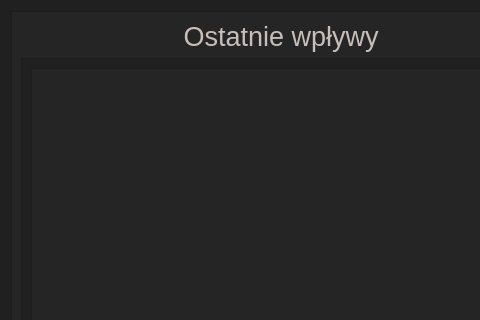
Old version of the form ui/incomes_tab.ui in the repository zuzmej/Wydatkoinator; both pictures show x 0 to 480 and y 0 to 320 of the 1143 by 718 pixel window.
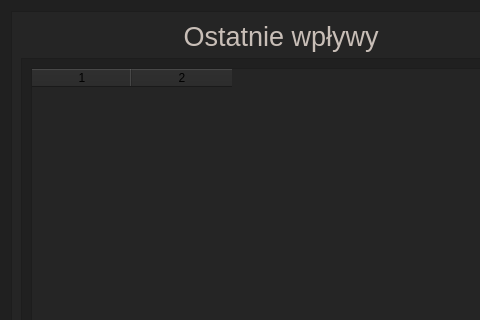
New version of the form.

Commit message: nalezy rozważyć użycie qtablewigdet

Patch:
```diff
--- a/ui/incomes_tab.ui
+++ b/ui/incomes_tab.ui
@@ -87,7 +87,62 @@
          </property>
          <layout class="QGridLayout" name="gridLayout_4">
           <item row="0" column="0">
-           <widget class="QListWidget" name="incomes_list"/>
+           <widget class="QTableWidget" name="incomes_list">
+            <property name="showGrid">
+             <bool>false</bool>
+            </property>
+            <property name="rowCount">
+             <number>19</number>
+            </property>
+            <property name="columnCount">
+             <number>2</number>
+            </property>
+            <attribute name="horizontalHeaderVisible">
+             <bool>true</bool>
+            </attribute>
+            <attribute name="horizontalHeaderCascadingSectionResizes">
+             <bool>false</bool>
+            </attribute>
+            <attribute name="horizontalHeaderShowSortIndicator" stdset="0">
+             <bool>false</bool>
+            </attribute>
+            <attribute name="horizontalHeaderStretchLastSection">
+             <bool>false</bool>
+            </attribute>
+            <attribute name="verticalHeaderVisible">
+             <bool>false</bool>
+            </attribute>
+            <attribute name="verticalHeaderCascadingSectionResizes">
+             <bool>false</bool>
+            </attribute>
+            <attribute name="verticalHeaderHighlightSections">
+             <bool>true</bool>
+            </attribute>
+            <attribute name="verticalHeaderStretchLastSection">
+             <bool>false</bool>
+            </attribute>
+            <row/>
+            <row/>
+            <row/>
+            <row/>
+            <row/>
+            <row/>
+            <row/>
+            <row/>
+            <row/>
+            <row/>
+            <row/>
+            <row/>
+            <row/>
+            <row/>
+            <row/>
+            <row/>
+            <row/>
+            <row/>
+            <row/>
+            <column/>
+            <column/>
+           </widget>
           </item>
          </layout>
         </widget>
```
The commit also changes 2 other files.
